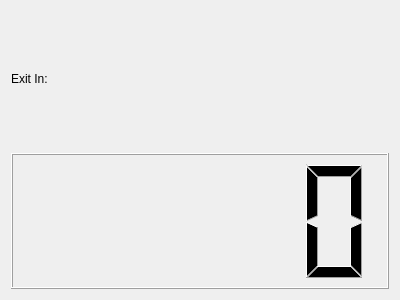
This is move_cursor/widget.ui in franktea/temp as Qt 5 draws it before an edit. The edited form follows.
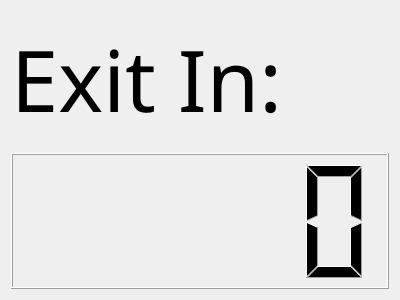
This is the edited form.

Commit message: upgrade to qt6

```diff
--- a/move_cursor/widget.ui
+++ b/move_cursor/widget.ui
@@ -16,6 +16,12 @@
   <layout class="QVBoxLayout" name="verticalLayout">
    <item>
     <widget class="QLabel" name="label">
+     <property name="font">
+      <font>
+       <family>Academy Engraved LET</family>
+       <pointsize>64</pointsize>
+      </font>
+     </property>
      <property name="text">
       <string>Exit In:</string>
      </property>
```
The commit also changes 1 other file.
